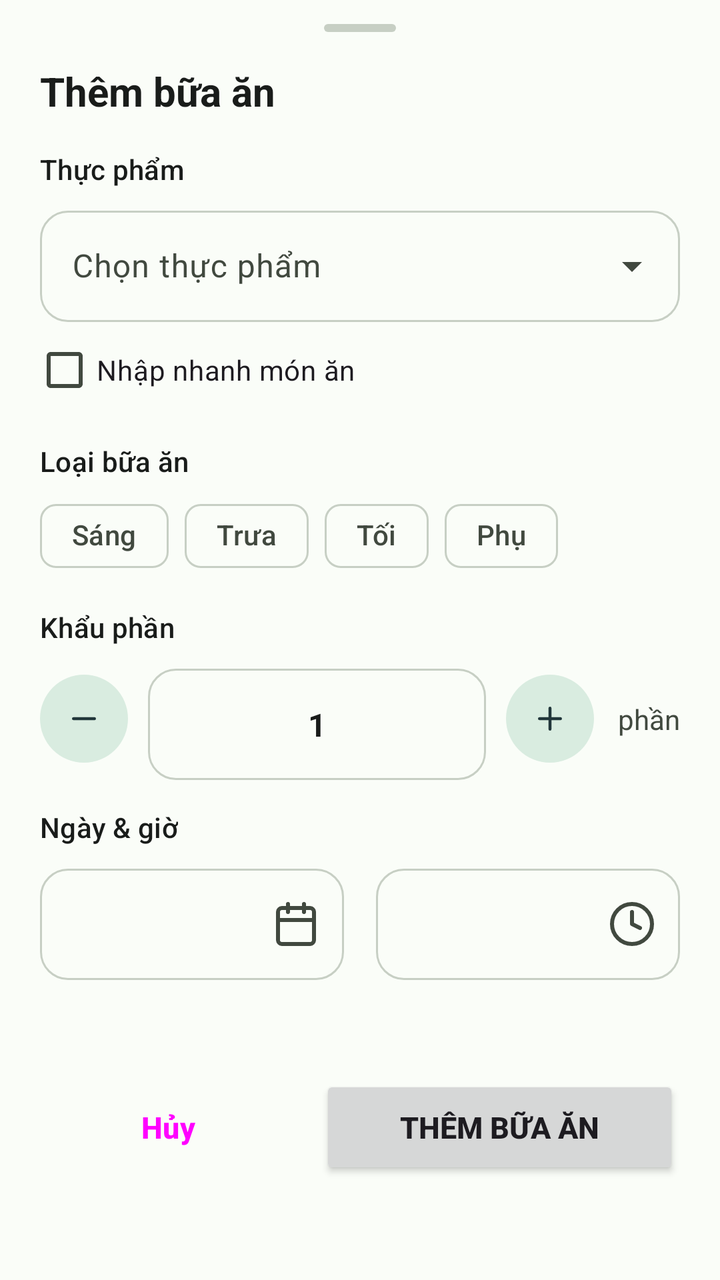
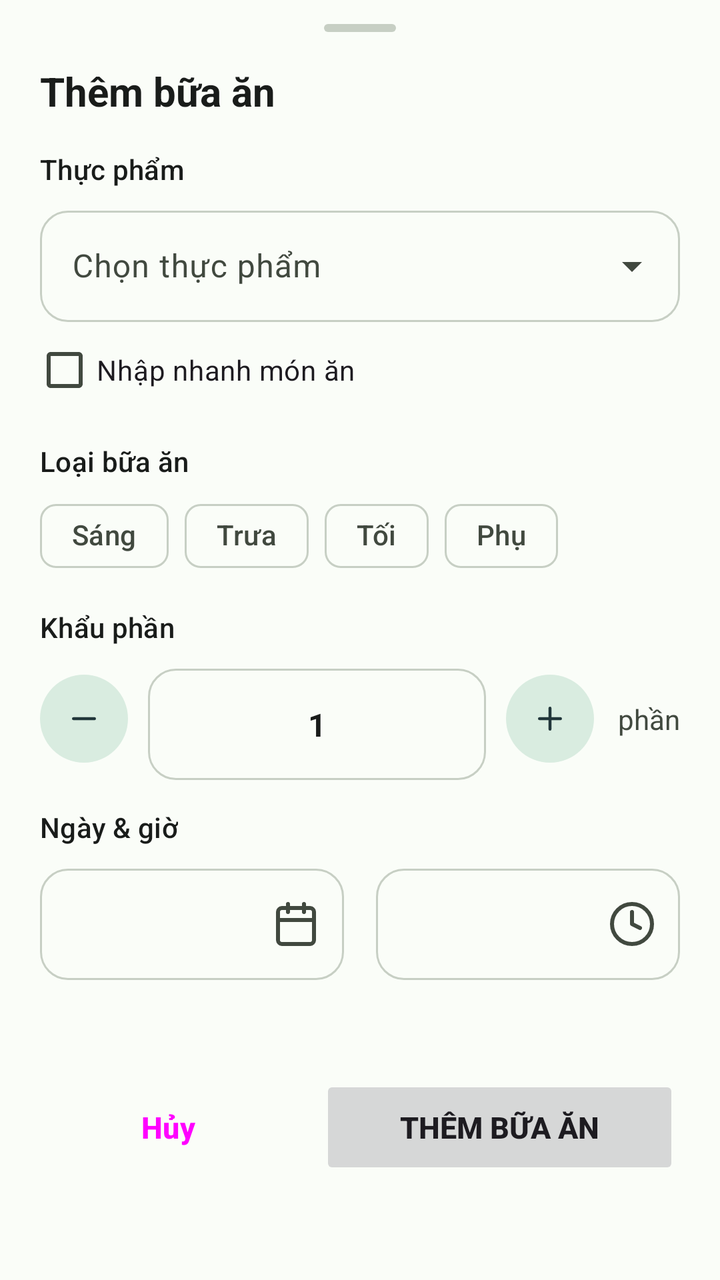

Screens rendered from an Android XML layout before and after an edit, with the pre-edit source and the edit as a unified diff.
<!-- AndroidManifest.xml: application theme Theme.CaloTrack -->
<!-- res/layout/dialog_add_edit_meal.xml -->
<?xml version="1.0" encoding="utf-8"?>
<androidx.core.widget.NestedScrollView xmlns:android="http://schemas.android.com/apk/res/android"
    xmlns:app="http://schemas.android.com/apk/res-auto"
    android:layout_width="match_parent"
    android:layout_height="wrap_content">

    <LinearLayout
        android:layout_width="match_parent"
        android:layout_height="wrap_content"
        android:orientation="vertical"
        android:paddingStart="20dp"
        android:paddingTop="12dp"
        android:paddingEnd="20dp"
        android:paddingBottom="20dp">

        <View
            android:layout_width="36dp"
            android:layout_height="4dp"
            android:layout_gravity="center_horizontal"
            android:background="@drawable/bg_sheet_handle" />

        <TextView
            android:id="@+id/tv_dialog_title"
            android:layout_width="wrap_content"
            android:layout_height="wrap_content"
            android:layout_marginTop="16dp"
            android:text="@string/add_meal"
            android:textColor="?attr/colorOnSurface"
            android:textSize="20sp"
            android:textStyle="bold" />

        
        <TextView
            style="@style/Widget.CaloTrack.FieldLabel"
            android:layout_marginTop="16dp"
            android:text="@string/label_food_pick" />

        <com.google.android.material.textfield.TextInputLayout
            android:id="@+id/til_food"
            style="@style/Widget.Material3.TextInputLayout.OutlinedBox.ExposedDropdownMenu"
            android:layout_width="match_parent"
            android:layout_height="wrap_content"
            android:layout_marginTop="6dp"
            app:boxCornerRadiusBottomEnd="14dp"
            app:boxCornerRadiusBottomStart="14dp"
            app:boxCornerRadiusTopEnd="14dp"
            app:boxCornerRadiusTopStart="14dp">

            <AutoCompleteTextView
                android:id="@+id/actv_food"
                android:layout_width="match_parent"
                android:layout_height="wrap_content"
                android:hint="@string/choose_food"
                android:inputType="text"
                android:maxLines="1" />
        </com.google.android.material.textfield.TextInputLayout>

        <CheckBox
            android:id="@+id/cb_quick_entry"
            android:layout_width="wrap_content"
            android:layout_height="wrap_content"
            android:layout_marginStart="-4dp"
            android:text="@string/quick_entry" />

        <LinearLayout
            android:id="@+id/layout_quick_entry"
            android:layout_width="match_parent"
            android:layout_height="wrap_content"
            android:orientation="vertical"
            android:visibility="gone">

            <com.google.android.material.textfield.TextInputLayout
                style="@style/Widget.Material3.TextInputLayout.OutlinedBox"
                android:layout_width="match_parent"
                android:layout_height="wrap_content"
                android:hint="@string/hint_food_name"
                app:boxCornerRadiusBottomEnd="14dp"
                app:boxCornerRadiusBottomStart="14dp"
                app:boxCornerRadiusTopEnd="14dp"
                app:boxCornerRadiusTopStart="14dp">

                <com.google.android.material.textfield.TextInputEditText
                    android:id="@+id/et_quick_name"
                    android:layout_width="match_parent"
                    android:layout_height="wrap_content"
                    android:inputType="textCapSentences" />
            </com.google.android.material.textfield.TextInputLayout>

            <com.google.android.material.textfield.TextInputLayout
                style="@style/Widget.Material3.TextInputLayout.OutlinedBox"
                android:layout_width="match_parent"
                android:layout_height="wrap_content"
                android:layout_marginTop="8dp"
                android:hint="@string/hint_cal_per_serving"
                app:boxCornerRadiusBottomEnd="14dp"
                app:boxCornerRadiusBottomStart="14dp"
                app:boxCornerRadiusTopEnd="14dp"
                app:boxCornerRadiusTopStart="14dp">

                <com.google.android.material.textfield.TextInputEditText
                    android:id="@+id/et_quick_calories"
                    android:layout_width="match_parent"
                    android:layout_height="wrap_content"
                    android:inputType="numberDecimal" />
            </com.google.android.material.textfield.TextInputLayout>
        </LinearLayout>

        
        <TextView
            style="@style/Widget.CaloTrack.FieldLabel"
            android:layout_marginTop="12dp"
            android:text="@string/label_meal_type" />

        <com.google.android.material.chip.ChipGroup
            android:id="@+id/chip_meal_type"
            android:layout_width="match_parent"
            android:layout_height="wrap_content"
            android:layout_marginTop="4dp"
            app:selectionRequired="true"
            app:singleSelection="true">

            <com.google.android.material.chip.Chip
                android:id="@+id/chip_breakfast"
                style="@style/Widget.Material3.Chip.Filter"
                android:layout_width="wrap_content"
                android:layout_height="wrap_content"
                android:text="@string/meal_tag_breakfast" />

            <com.google.android.material.chip.Chip
                android:id="@+id/chip_lunch"
                style="@style/Widget.Material3.Chip.Filter"
                android:layout_width="wrap_content"
                android:layout_height="wrap_content"
                android:text="@string/meal_tag_lunch" />

            <com.google.android.material.chip.Chip
                android:id="@+id/chip_dinner"
                style="@style/Widget.Material3.Chip.Filter"
                android:layout_width="wrap_content"
                android:layout_height="wrap_content"
                android:text="@string/meal_tag_dinner" />

            <com.google.android.material.chip.Chip
                android:id="@+id/chip_snack"
                style="@style/Widget.Material3.Chip.Filter"
                android:layout_width="wrap_content"
                android:layout_height="wrap_content"
                android:text="@string/meal_tag_snack" />
        </com.google.android.material.chip.ChipGroup>

        
        <TextView
            style="@style/Widget.CaloTrack.FieldLabel"
            android:layout_marginTop="12dp"
            android:text="@string/label_portion" />

        <LinearLayout
            android:layout_width="match_parent"
            android:layout_height="wrap_content"
            android:layout_marginTop="6dp"
            android:gravity="center_vertical"
            android:orientation="horizontal">

            <com.google.android.material.button.MaterialButton
                android:id="@+id/btn_portion_minus"
                style="@style/Widget.Material3.Button.TonalButton.Icon"
                android:layout_width="44dp"
                android:layout_height="44dp"
                android:contentDescription="@string/label_portion"
                android:insetLeft="0dp"
                android:insetTop="0dp"
                android:insetRight="0dp"
                android:insetBottom="0dp"
                android:padding="0dp"
                app:cornerRadius="22dp"
                app:icon="@drawable/ic_remove"
                app:iconGravity="textStart"
                app:iconPadding="0dp" />

            <com.google.android.material.textfield.TextInputLayout
                android:id="@+id/til_portion"
                style="@style/Widget.Material3.TextInputLayout.OutlinedBox"
                android:layout_width="0dp"
                android:layout_height="wrap_content"
                android:layout_marginStart="10dp"
                android:layout_marginEnd="10dp"
                android:layout_weight="1"
                app:boxCornerRadiusBottomEnd="14dp"
                app:boxCornerRadiusBottomStart="14dp"
                app:boxCornerRadiusTopEnd="14dp"
                app:boxCornerRadiusTopStart="14dp">

                <com.google.android.material.textfield.TextInputEditText
                    android:id="@+id/et_portion"
                    android:layout_width="match_parent"
                    android:layout_height="wrap_content"
                    android:gravity="center"
                    android:inputType="numberDecimal"
                    android:maxLines="1"
                    android:text="1"
                    android:textStyle="bold" />
            </com.google.android.material.textfield.TextInputLayout>

            <com.google.android.material.button.MaterialButton
                android:id="@+id/btn_portion_plus"
                style="@style/Widget.Material3.Button.TonalButton.Icon"
                android:layout_width="44dp"
                android:layout_height="44dp"
                android:contentDescription="@string/label_portion"
                android:insetLeft="0dp"
                android:insetTop="0dp"
                android:insetRight="0dp"
                android:insetBottom="0dp"
                android:padding="0dp"
                app:cornerRadius="22dp"
                app:icon="@drawable/ic_add"
                app:iconGravity="textStart"
                app:iconPadding="0dp" />

            <TextView
                android:id="@+id/tv_portion_unit"
                android:layout_width="wrap_content"
                android:layout_height="wrap_content"
                android:layout_marginStart="12dp"
                android:text="@string/portion_unit_label"
                android:textColor="?attr/colorOnSurfaceVariant"
                android:textSize="14sp" />
        </LinearLayout>

        
        <TextView
            style="@style/Widget.CaloTrack.FieldLabel"
            android:layout_marginTop="14dp"
            android:text="@string/label_datetime" />

        <LinearLayout
            android:layout_width="match_parent"
            android:layout_height="wrap_content"
            android:layout_marginTop="6dp"
            android:orientation="horizontal">

            <com.google.android.material.textfield.TextInputLayout
                android:id="@+id/til_meal_date"
                style="@style/Widget.Material3.TextInputLayout.OutlinedBox"
                android:layout_width="0dp"
                android:layout_height="wrap_content"
                android:layout_marginEnd="8dp"
                android:layout_weight="1"
                app:boxCornerRadiusBottomEnd="14dp"
                app:boxCornerRadiusBottomStart="14dp"
                app:boxCornerRadiusTopEnd="14dp"
                app:boxCornerRadiusTopStart="14dp"
                app:endIconDrawable="@drawable/ic_calendar"
                app:endIconMode="custom">

                <com.google.android.material.textfield.TextInputEditText
                    android:id="@+id/et_meal_date"
                    android:layout_width="match_parent"
                    android:layout_height="wrap_content"
                    android:focusable="false"
                    android:inputType="none"
                    android:maxLines="1" />
            </com.google.android.material.textfield.TextInputLayout>

            <com.google.android.material.textfield.TextInputLayout
                android:id="@+id/til_meal_time"
                style="@style/Widget.Material3.TextInputLayout.OutlinedBox"
                android:layout_width="0dp"
                android:layout_height="wrap_content"
                android:layout_marginStart="8dp"
                android:layout_weight="1"
                app:boxCornerRadiusBottomEnd="14dp"
                app:boxCornerRadiusBottomStart="14dp"
                app:boxCornerRadiusTopEnd="14dp"
                app:boxCornerRadiusTopStart="14dp"
                app:endIconDrawable="@drawable/ic_clock"
                app:endIconMode="custom">

                <com.google.android.material.textfield.TextInputEditText
                    android:id="@+id/et_meal_time"
                    android:layout_width="match_parent"
                    android:layout_height="wrap_content"
                    android:focusable="false"
                    android:inputType="none"
                    android:maxLines="1" />
            </com.google.android.material.textfield.TextInputLayout>
        </LinearLayout>

        <TextView
            android:id="@+id/tv_computed_calories"
            android:layout_width="wrap_content"
            android:layout_height="wrap_content"
            android:layout_marginTop="14dp"
            android:textColor="?attr/colorOnSurface"
            android:textSize="16sp" />

        <LinearLayout
            android:layout_width="match_parent"
            android:layout_height="wrap_content"
            android:layout_marginTop="12dp"
            android:orientation="horizontal">

            <Button
                android:id="@+id/btn_cancel_meal"
                style="@style/Widget.Material3.Button.TextButton"
                android:layout_width="0dp"
                android:layout_height="52dp"
                android:layout_weight="1"
                android:text="@string/cancel"
                android:textSize="15sp"
                android:textStyle="bold" />

            <Button
                android:id="@+id/btn_save_meal"
                android:layout_width="0dp"
                android:layout_height="52dp"
                android:layout_marginStart="12dp"
                android:layout_weight="1.4"
                android:text="@string/add_meal_confirm"
                android:textSize="15sp"
                android:textStyle="bold" />
        </LinearLayout>
    </LinearLayout>
</androidx.core.widget.NestedScrollView>
<!-- resources referenced by this layout -->
<resources>
  <!-- drawable bg_sheet_handle (drawable) -->
  <?xml version="1.0" encoding="utf-8"?>
  <shape xmlns:android="http://schemas.android.com/apk/res/android"
      android:shape="rectangle">
      <corners android:radius="2dp" />
      <solid android:color="?attr/colorOutline" />
  </shape>
  <!-- drawable ic_add (drawable) -->
  <vector xmlns:android="http://schemas.android.com/apk/res/android"
      android:width="24dp"
      android:height="24dp"
      android:viewportWidth="24"
      android:viewportHeight="24">
      <path
          android:fillColor="#00000000"
          android:pathData="M5,12h14M12,5v14"
          android:strokeWidth="2"
          android:strokeColor="#FF000000"
          android:strokeLineCap="round"
          android:strokeLineJoin="round" />
  </vector>
  <!-- drawable ic_remove (drawable) -->
  <vector xmlns:android="http://schemas.android.com/apk/res/android"
      android:width="24dp"
      android:height="24dp"
      android:viewportWidth="24"
      android:viewportHeight="24">
      <path
          android:fillColor="#00000000"
          android:pathData="M5,12h14"
          android:strokeWidth="2"
          android:strokeColor="#FF000000"
          android:strokeLineCap="round"
          android:strokeLineJoin="round" />
  </vector>
  <string name="add_meal">Thêm bữa ăn</string>
  <string name="add_meal_confirm">Thêm bữa ăn</string>
  <string name="cancel">Hủy</string>
  <string name="choose_food">Chọn thực phẩm</string>
  <string name="hint_cal_per_serving">Calo mỗi khẩu phần</string>
  <string name="hint_food_name">Tên món ăn</string>
  <string name="label_datetime">Ngày &amp; giờ</string>
  <string name="label_food_pick">Thực phẩm</string>
  <string name="label_meal_type">Loại bữa ăn</string>
  <string name="label_portion">Khẩu phần</string>
  <string name="meal_tag_breakfast">Sáng</string>
  <string name="meal_tag_dinner">Tối</string>
  <string name="meal_tag_lunch">Trưa</string>
  <string name="meal_tag_snack">Phụ</string>
  <string name="portion_unit_label">phần</string>
  <string name="quick_entry">Nhập nhanh món ăn</string>
  <style name="Widget.CaloTrack.FieldLabel" parent="">
          <item name="android:layout_width">wrap_content</item>
          <item name="android:layout_height">wrap_content</item>
          <item name="android:textAppearance">?attr/textAppearanceLabelLarge</item>
          <item name="android:textColor">?attr/colorOnSurface</item>
      </style>
  <color name="proto_primary">#1b7a43</color>
  <color name="proto_on_primary">#ffffff</color>
  <color name="proto_primary_container">#c9f2cf</color>
  <color name="proto_on_primary_container">#05421f</color>
  <color name="proto_secondary_container">#d9ece0</color>
  <color name="proto_on_secondary_container">#21363a</color>
  <color name="proto_surface">#fafdf8</color>
  <color name="proto_on_surface">#191c1a</color>
  <color name="proto_surface_variant">#eef2ea</color>
  <color name="proto_on_surface_variant">#41493f</color>
  <color name="proto_surface_container">#f2f5ef</color>
  <color name="proto_surface_container_high">#e9eee5</color>
  <color name="proto_outline">#c7cfc4</color>
  <color name="proto_outline_variant">#e0e6dc</color>
  <color name="proto_error">#ba1a1a</color>
  <color name="proto_error_container">#ffdad6</color>
  <style name="Widget.CaloTrack.BottomNavigationView" parent="Widget.Material3.BottomNavigationView">
          <item name="itemActiveIndicatorStyle">@style/Widget.CaloTrack.BottomNavActiveIndicator</item>
      </style>
  <style name="Widget.CaloTrack.BottomNavActiveIndicator" parent="Widget.Material3.BottomNavigationView.ActiveIndicator">
          <item name="android:color">?attr/colorSecondaryContainer</item>
      </style>
  <!-- unchanged entries left out for length: 3 -->
</resources>

<!-- the commit's change to res/layout/dialog_add_edit_meal.xml (unified diff, before → after) -->
@@ -172,6 +172,7 @@
                 android:insetRight="0dp"
                 android:insetBottom="0dp"
                 android:padding="0dp"
+                android:stateListAnimator="@animator/uiverse_press_scale"
                 app:cornerRadius="22dp"
                 app:icon="@drawable/ic_remove"
                 app:iconGravity="textStart"
@@ -212,6 +213,7 @@
                 android:insetRight="0dp"
                 android:insetBottom="0dp"
                 android:padding="0dp"
+                android:stateListAnimator="@animator/uiverse_press_scale"
                 app:cornerRadius="22dp"
                 app:icon="@drawable/ic_add"
                 app:iconGravity="textStart"
@@ -316,6 +318,7 @@
                 android:layout_height="52dp"
                 android:layout_marginStart="12dp"
                 android:layout_weight="1.4"
+                android:stateListAnimator="@animator/uiverse_press_scale"
                 android:text="@string/add_meal_confirm"
                 android:textSize="15sp"
                 android:textStyle="bold" />
